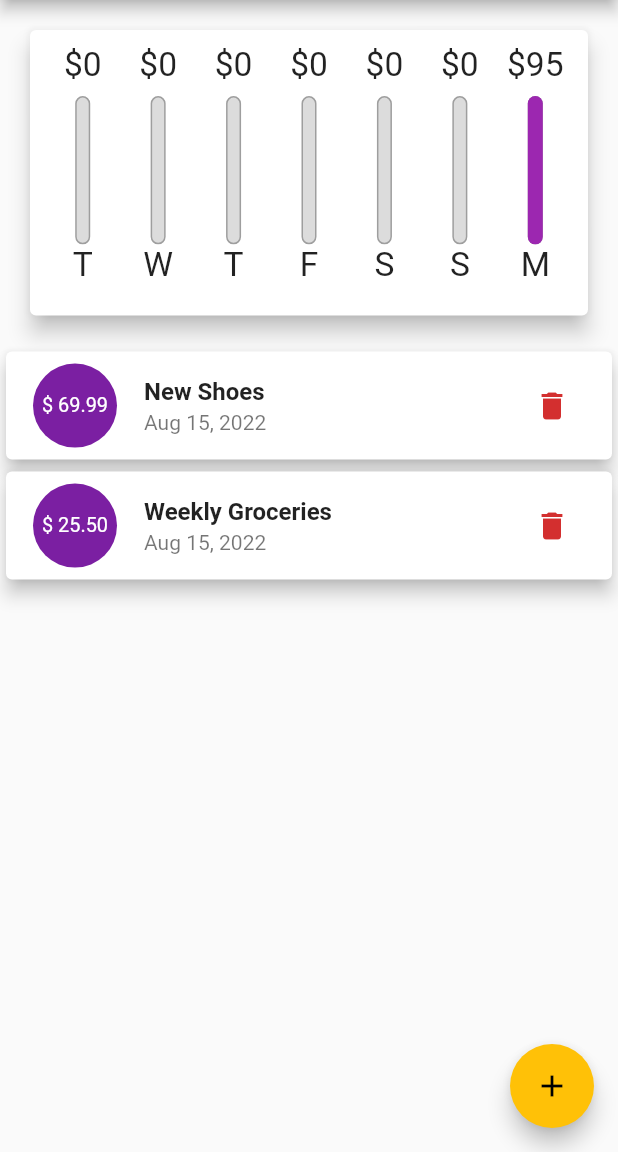
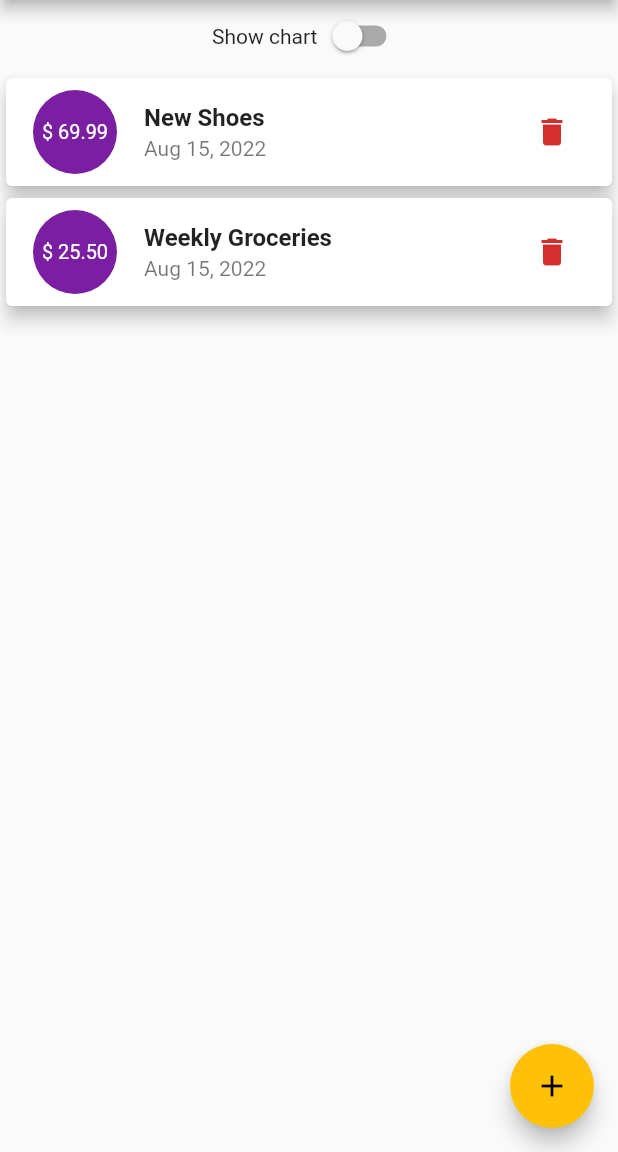
Before and after one commit to aniribe/expenses_planner_from_flutter_course, a Flutter app: the screen it shows after launch, on a phone screen of 412 x 824 dp, the part 84-1236 px from its top. Run offline on Flutter 3.47's test engine with Material 2 defaults, Android fonts, the phone set to English and light mode, and no system bars; our stand-ins replace stacked, stacked_core, stacked_services.

Commit message:
Lessons 125-126 from flutter course;

```diff
--- a/lib/ui/views/home/home_view.dart
+++ b/lib/ui/views/home/home_view.dart
@@ -18,14 +18,24 @@ class HomeView extends StatelessWidget {
           child: Column(
             crossAxisAlignment: CrossAxisAlignment.stretch,
             children: [
-              Container(
+              Row(
+                mainAxisAlignment: MainAxisAlignment.center,
+                children: [
+                  const Text('Show chart'),
+                  Switch(
+                      value: model.showChart,
+                      onChanged: (value) => model.onSwitchChanged(value)),
+                ],
+              ),
+              model.showChart
+                  ? Container(
                       height: (MediaQuery.of(context).size.height -
                               appBar(context, model).preferredSize.height -
                               MediaQuery.of(context).padding.top) *
-                    0.3,
+                          0.7,
                       child: Chart(recentTransactions: model.recentTransaction),
-              ),
-              Container(
+                    )
+                  : Container(
                       height: (MediaQuery.of(context).size.height -
                               appBar(context, model).preferredSize.height -
                               MediaQuery.of(context).padding.top) *
--- a/lib/ui/views/home/home_viewmodel.dart
+++ b/lib/ui/views/home/home_viewmodel.dart
@@ -9,6 +9,8 @@ class HomeViewModel extends BaseViewModel {
   String? titleInput;
   String? amountInput;
   DateTime? selectedDate;
+
+  bool showChart = false;
 
   final List<Transaction> transactions = [
     Transaction(
@@ -58,5 +60,10 @@ class HomeViewModel extends BaseViewModel {
     notifyListeners();
   }
 
+  void onSwitchChanged(bool value) {
+    showChart = value;
+    notifyListeners();
+  }
+
   Future<void> redirectBack() async => _navigationService.popRepeated(1);
 }
```
Lines whose indentation alone changed are shown as unchanged.
